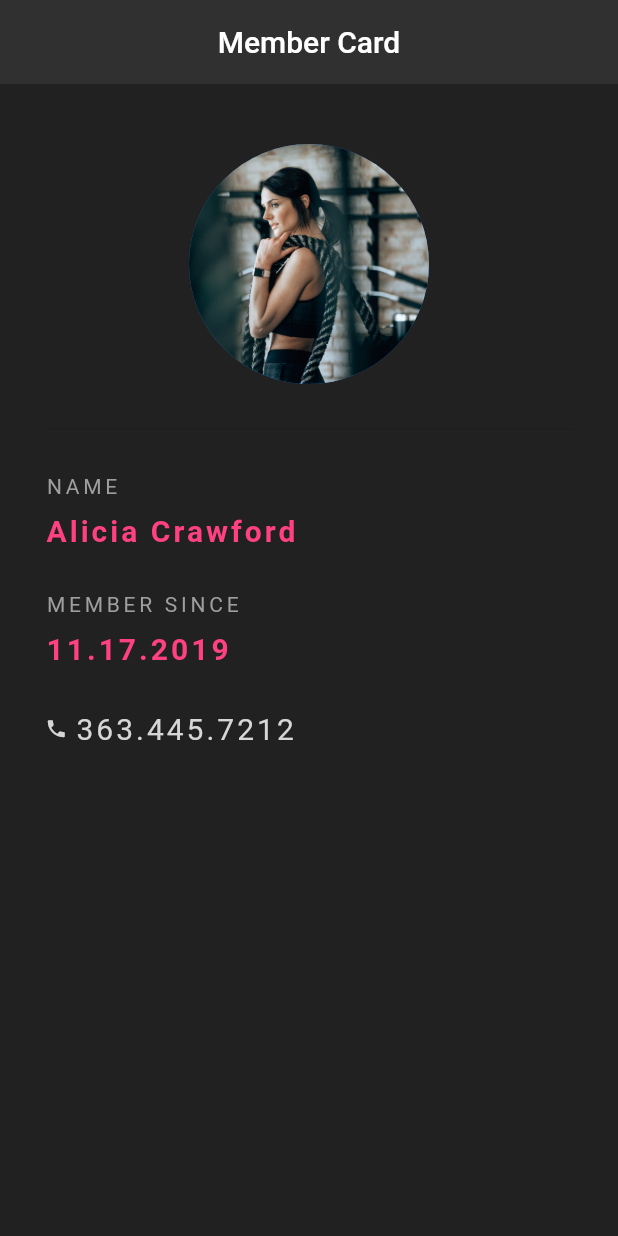
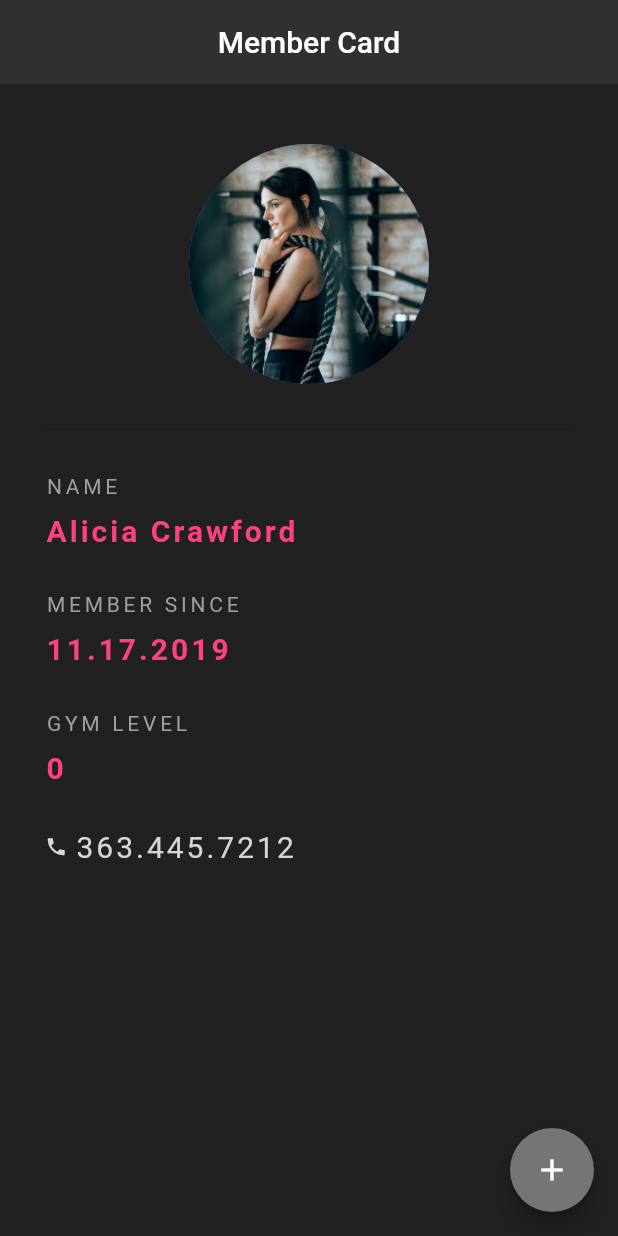
Before and after one commit to ruemisa/flutter_practice_1, a Flutter app: the screen it shows after launch, on a phone screen of 412 x 824 dp. Run offline on Flutter 3.47's test engine with Material 2 defaults, Android fonts, the phone set to English and light mode, and no system bars.

Commit message:
converted stateless widget into stateful widget to increase gym level

```diff
--- a/lib/main.dart
+++ b/lib/main.dart
@@ -4,7 +4,15 @@ void main() => runApp(MaterialApp(
   home: MemberCard(),
 ));
 
-class MemberCard extends StatelessWidget {
+class MemberCard extends StatefulWidget {
+  @override
+  _MemberCardState createState() => _MemberCardState();
+}
+
+class _MemberCardState extends State<MemberCard> {
+
+  int gymLevel = 0;
+
   @override
   Widget build(BuildContext context) {
     return Scaffold(
@@ -14,6 +22,15 @@ class MemberCard extends StatelessWidget {
         centerTitle: true,
         backgroundColor: Colors.grey[850],
         elevation: 0.0,
+      ),
+      floatingActionButton: FloatingActionButton(
+        onPressed: () {
+          setState(() {
+            gymLevel += 1; // gymLevel++ works as well
+          });
+        },
+        child: Icon(Icons.add),
+        backgroundColor: Colors.grey[600],
       ),
       body: Padding(
         padding: EdgeInsets.symmetric(vertical: 40.0, horizontal: 30.0),
@@ -71,6 +88,25 @@ class MemberCard extends StatelessWidget {
               )
             ),
             SizedBox(height: 30.0),
+            Text(
+              'GYM LEVEL',
+              style: TextStyle(
+                color: Colors.grey,
+                letterSpacing: 2.5,
+
+              )
+            ),
+            SizedBox(height: 10.0),
+            Text(
+              '$gymLevel',
+              style: TextStyle(
+                color: Colors.pinkAccent[200],
+                fontSize: 20.0,
+                fontWeight: FontWeight.bold,
+                letterSpacing: 2.0
+              )
+            ),
+            SizedBox(height: 30.0),
             Row(
               children: <Widget>[
                 Icon(
```
